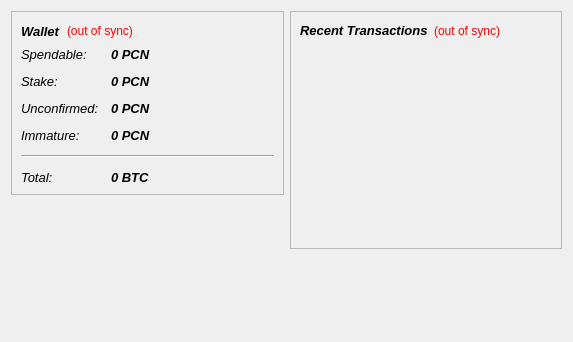
Old version of the form src/qt/forms/overviewpage.ui in the repository lyricidal/PeepCoin-TheCoinForThePeople.
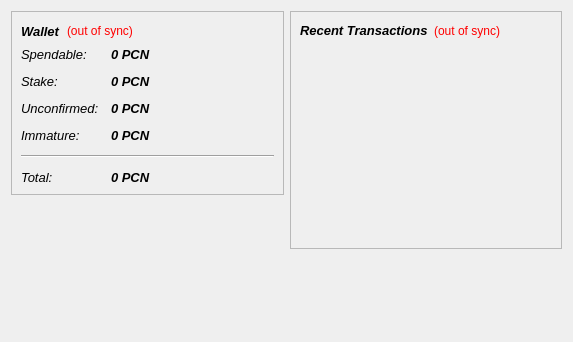
New version of the form.

What changed in the file:
```diff
--- a/src/qt/forms/overviewpage.ui
+++ b/src/qt/forms/overviewpage.ui
@@ -4831,7 +4831,7 @@
              <string>Your current total balance</string>
             </property>
             <property name="text">
-             <string notr="true">0 BTC</string>
+             <string notr="true">0 PCN</string>
             </property>
             <property name="textInteractionFlags">
              <set>Qt::LinksAccessibleByMouse|Qt::TextSelectableByKeyboard|Qt::TextSelectableByMouse</set>
```
